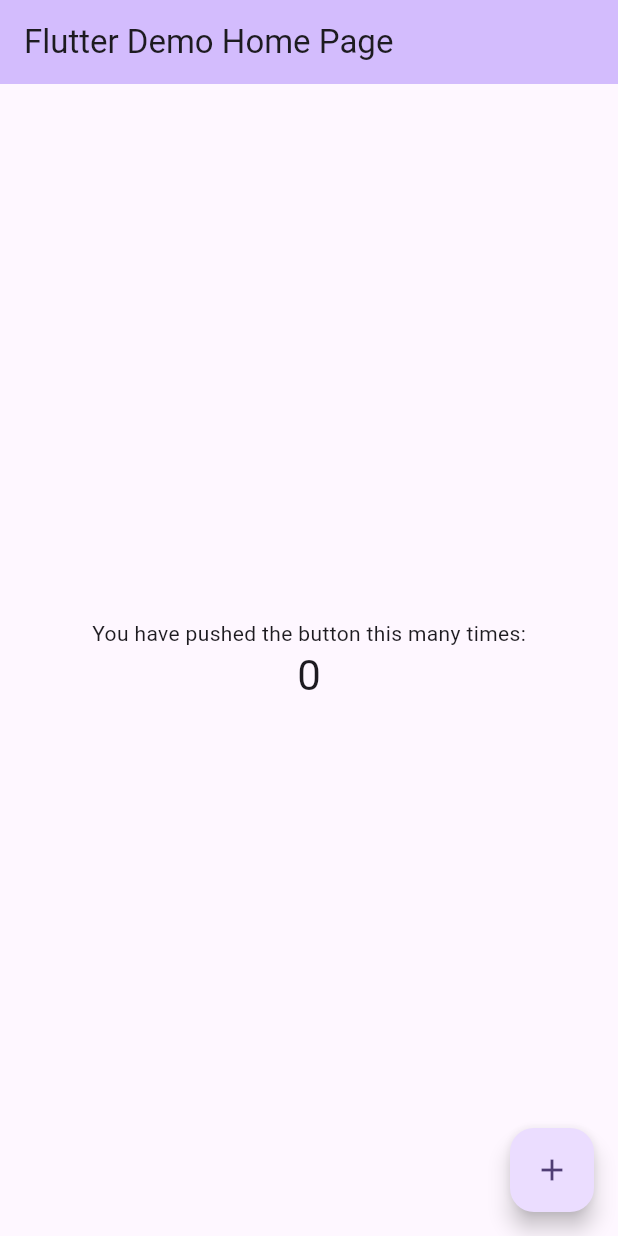
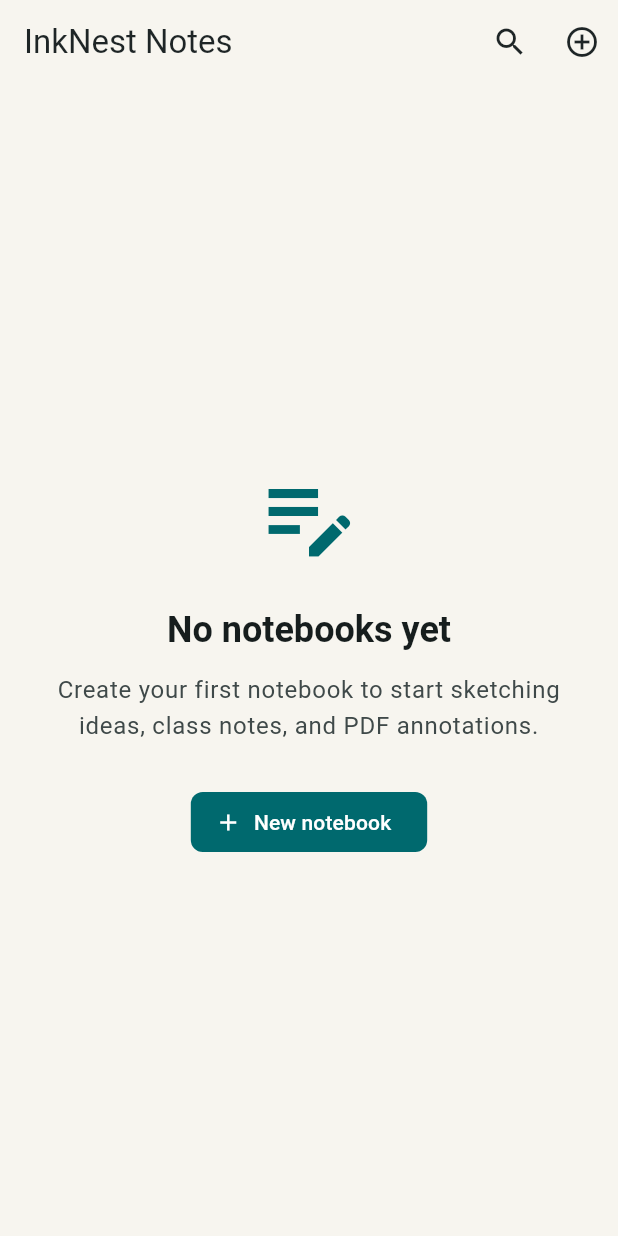
Before and after one commit to lvyanxiang/inknest_notes, a Flutter app: the screen it shows after launch, on a phone screen of 412 x 824 dp. Run offline on Flutter 3.47's test engine with Material 3 defaults, Android fonts, the phone set to English and light mode, and no system bars.

Commit message:
Implement initial app structure for InkNest Notes, including app shell, theme, and library screen. Update roadmap and status documentation to reflect progress towards Milestone 1.

```diff
--- /dev/null
+++ b/lib/app/app.dart
@@ -0,0 +1,17 @@
+import 'package:flutter/material.dart';
+import 'package:inknest_notes/app/theme.dart';
+import 'package:inknest_notes/features/library/library_screen.dart';
+
+class InkNestApp extends StatelessWidget {
+  const InkNestApp({super.key});
+
+  @override
+  Widget build(BuildContext context) {
+    return MaterialApp(
+      title: 'InkNest Notes',
+      debugShowCheckedModeBanner: false,
+      theme: buildInkNestTheme(),
+      home: const LibraryScreen(),
+    );
+  }
+}
--- /dev/null
+++ b/lib/app/theme.dart
@@ -0,0 +1,34 @@
+import 'package:flutter/material.dart';
+
+ThemeData buildInkNestTheme() {
+  const seedColor = Color(0xFF2F6F73);
+
+  return ThemeData(
+    useMaterial3: true,
+    colorScheme: ColorScheme.fromSeed(
+      seedColor: seedColor,
+      brightness: Brightness.light,
+    ),
+    scaffoldBackgroundColor: const Color(0xFFF7F5EF),
+    appBarTheme: const AppBarTheme(
+      centerTitle: false,
+      elevation: 0,
+      scrolledUnderElevation: 0,
+      backgroundColor: Color(0xFFF7F5EF),
+      foregroundColor: Color(0xFF1E2526),
+    ),
+    cardTheme: CardThemeData(
+      color: Colors.white,
+      elevation: 0,
+      shape: RoundedRectangleBorder(
+        borderRadius: BorderRadius.circular(8),
+        side: const BorderSide(color: Color(0xFFE4DED1)),
+      ),
+    ),
+    filledButtonTheme: FilledButtonThemeData(
+      style: FilledButton.styleFrom(
+        shape: RoundedRectangleBorder(borderRadius: BorderRadius.circular(8)),
+      ),
+    ),
+  );
+}
--- /dev/null
+++ b/lib/features/editor/editor_screen.dart
@@ -0,0 +1,10 @@
+import 'package:flutter/material.dart';
+
+class EditorScreen extends StatelessWidget {
+  const EditorScreen({super.key});
+
+  @override
+  Widget build(BuildContext context) {
+    return const Scaffold(body: Center(child: Text('Editor')));
+  }
+}
--- /dev/null
+++ b/lib/features/library/library_screen.dart
@@ -0,0 +1,73 @@
+import 'package:flutter/material.dart';
+
+class LibraryScreen extends StatelessWidget {
+  const LibraryScreen({super.key});
+
+  @override
+  Widget build(BuildContext context) {
+    final textTheme = Theme.of(context).textTheme;
+
+    return Scaffold(
+      appBar: AppBar(
+        title: const Text('InkNest Notes'),
+        actions: [
+          IconButton(
+            onPressed: () {},
+            tooltip: 'Search notebooks',
+            icon: const Icon(Icons.search),
+          ),
+          IconButton(
+            onPressed: () {},
+            tooltip: 'New notebook',
+            icon: const Icon(Icons.add_circle_outline),
+          ),
+        ],
+      ),
+      body: SafeArea(
+        child: Center(
+          child: ConstrainedBox(
+            constraints: const BoxConstraints(maxWidth: 560),
+            child: Padding(
+              padding: const EdgeInsets.all(24),
+              child: Column(
+                mainAxisAlignment: MainAxisAlignment.center,
+                crossAxisAlignment: CrossAxisAlignment.stretch,
+                children: [
+                  Icon(
+                    Icons.edit_note,
+                    size: 72,
+                    color: Theme.of(context).colorScheme.primary,
+                  ),
+                  const SizedBox(height: 24),
+                  Text(
+                    'No notebooks yet',
+                    textAlign: TextAlign.center,
+                    style: textTheme.headlineSmall?.copyWith(
+                      fontWeight: FontWeight.w700,
+                    ),
+                  ),
+                  const SizedBox(height: 12),
+                  Text(
+                    'Create your first notebook to start sketching ideas, class notes, and PDF annotations.',
+                    textAlign: TextAlign.center,
+                    style: textTheme.bodyLarge?.copyWith(
+                      color: Theme.of(context).colorScheme.onSurfaceVariant,
+                    ),
+                  ),
+                  const SizedBox(height: 28),
+                  Align(
+                    child: FilledButton.icon(
+                      onPressed: () {},
+                      icon: const Icon(Icons.add),
+                      label: const Text('New notebook'),
+                    ),
+                  ),
+                ],
+              ),
+            ),
+          ),
+        ),
+      ),
+    );
+  }
+}
--- /dev/null
+++ b/lib/features/notebook/notebook_screen.dart
@@ -0,0 +1,10 @@
+import 'package:flutter/material.dart';
+
+class NotebookScreen extends StatelessWidget {
+  const NotebookScreen({super.key});
+
+  @override
+  Widget build(BuildContext context) {
+    return const Scaffold(body: Center(child: Text('Notebook')));
+  }
+}
--- a/lib/main.dart
+++ b/lib/main.dart
@@ -1,122 +1,6 @@
 import 'package:flutter/material.dart';
+import 'package:inknest_notes/app/app.dart';
 
 void main() {
-  runApp(const MyApp());
+  runApp(const InkNestApp());
 }
-
-class MyApp extends StatelessWidget {
-  const MyApp({super.key});
-
-  // This widget is the root of your application.
-  @override
-  Widget build(BuildContext context) {
-    return MaterialApp(
-      title: 'Flutter Demo',
-      theme: ThemeData(
-        // This is the theme of your application.
-        //
-        // TRY THIS: Try running your application with "flutter run". You'll see
-        // the application has a purple toolbar. Then, without quitting the app,
-        // try changing the seedColor in the colorScheme below to Colors.green
-        // and then invoke "hot reload" (save your changes or press the "hot
-        // reload" button in a Flutter-supported IDE, or press "r" if you used
-        // the command line to start the app).
-        //
-        // Notice that the counter didn't reset back to zero; the application
-        // state is not lost during the reload. To reset the state, use hot
-        // restart instead.
-        //
-        // This works for code too, not just values: Most code changes can be
-        // tested with just a hot reload.
-        colorScheme: .fromSeed(seedColor: Colors.deepPurple),
-      ),
-      home: const MyHomePage(title: 'Flutter Demo Home Page'),
-    );
-  }
-}
-
-class MyHomePage extends StatefulWidget {
-  const MyHomePage({super.key, required this.title});
-
-  // This widget is the home page of your application. It is stateful, meaning
-  // that it has a State object (defined below) that contains fields that affect
-  // how it looks.
-
-  // This class is the configuration for the state. It holds the values (in this
-  // case the title) provided by the parent (in this case the App widget) and
-  // used by the build method of the State. Fields in a Widget subclass are
-  // always marked "final".
-
-  final String title;
-
-  @override
-  State<MyHomePage> createState() => _MyHomePageState();
-}
-
-class _MyHomePageState extends State<MyHomePage> {
-  int _counter = 0;
-
-  void _incrementCounter() {
-    setState(() {
-      // This call to setState tells the Flutter framework that something has
-      // changed in this State, which causes it to rerun the build method below
-      // so that the display can reflect the updated values. If we changed
-      // _counter without calling setState(), then the build method would not be
-      // called again, and so nothing would appear to happen.
-      _counter++;
-    });
-  }
-
-  @override
-  Widget build(BuildContext context) {
-    // This method is rerun every time setState is called, for instance as done
-    // by the _incrementCounter method above.
-    //
-    // The Flutter framework has been optimized to make rerunning build methods
-    // fast, so that you can just rebuild anything that needs updating rather
-    // than having to individually change instances of widgets.
-    return Scaffold(
-      appBar: AppBar(
-        // TRY THIS: Try changing the color here to a specific color (to
-        // Colors.amber, perhaps?) and trigger a hot reload to see the AppBar
-        // change color while the other colors stay the same.
-        backgroundColor: Theme.of(context).colorScheme.inversePrimary,
-        // Here we take the value from the MyHomePage object that was created by
-        // the App.build method, and use it to set our appbar title.
-        title: Text(widget.title),
-      ),
-      body: Center(
-        // Center is a layout widget. It takes a single child and positions it
-        // in the middle of the parent.
-        child: Column(
-          // Column is also a layout widget. It takes a list of children and
-          // arranges them vertically. By default, it sizes itself to fit its
-          // children horizontally, and tries to be as tall as its parent.
-          //
-          // Column has various properties to control how it sizes itself and
-          // how it positions its children. Here we use mainAxisAlignment to
-          // center the children vertically; the main axis here is the vertical
-          // axis because Columns are vertical (the cross axis would be
-          // horizontal).
-          //
-          // TRY THIS: Invoke "debug painting" (choose the "Toggle Debug Paint"
-          // action in the IDE, or press "p" in the console), to see the
-          // wireframe for each widget.
-          mainAxisAlignment: .center,
-          children: [
-            const Text('You have pushed the button this many times:'),
-            Text(
-              '$_counter',
-              style: Theme.of(context).textTheme.headlineMedium,
-            ),
-          ],
-        ),
-      ),
-      floatingActionButton: FloatingActionButton(
-        onPressed: _incrementCounter,
-        tooltip: 'Increment',
-        child: const Icon(Icons.add),
-      ),
-    );
-  }
-}
```
Also changed, not shown: 7 other files.
